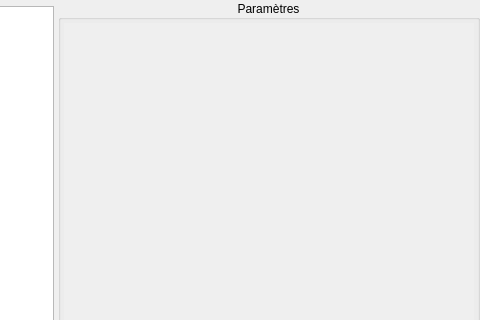
Old version of the form main/qt/MatisseServer/ui/UserFormWidget.ui in the repository IfremerUnderwater/Matisse; both pictures show x 591 to 1071 and y 0 to 320 of the 1071 by 670 pixel window.
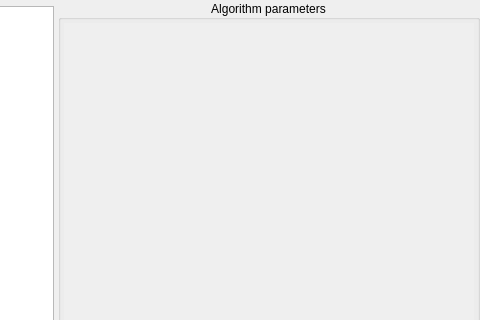
New version of the form. Custom widgets are drawn as their Qt base class.

The edit to the form file:
```diff
--- a/main/qt/MatisseServer/ui/UserFormWidget.ui
+++ b/main/qt/MatisseServer/ui/UserFormWidget.ui
@@ -68,7 +68,7 @@
      </widget>
      <widget class="QGroupBox" name="groupBox">
       <property name="title">
-       <string>Paramètres</string>
+       <string>Algorithm parameters</string>
       </property>
       <property name="alignment">
        <set>Qt::AlignCenter</set>
```
Left out of the diff: 4 changed lines with no effect on the pictures.
